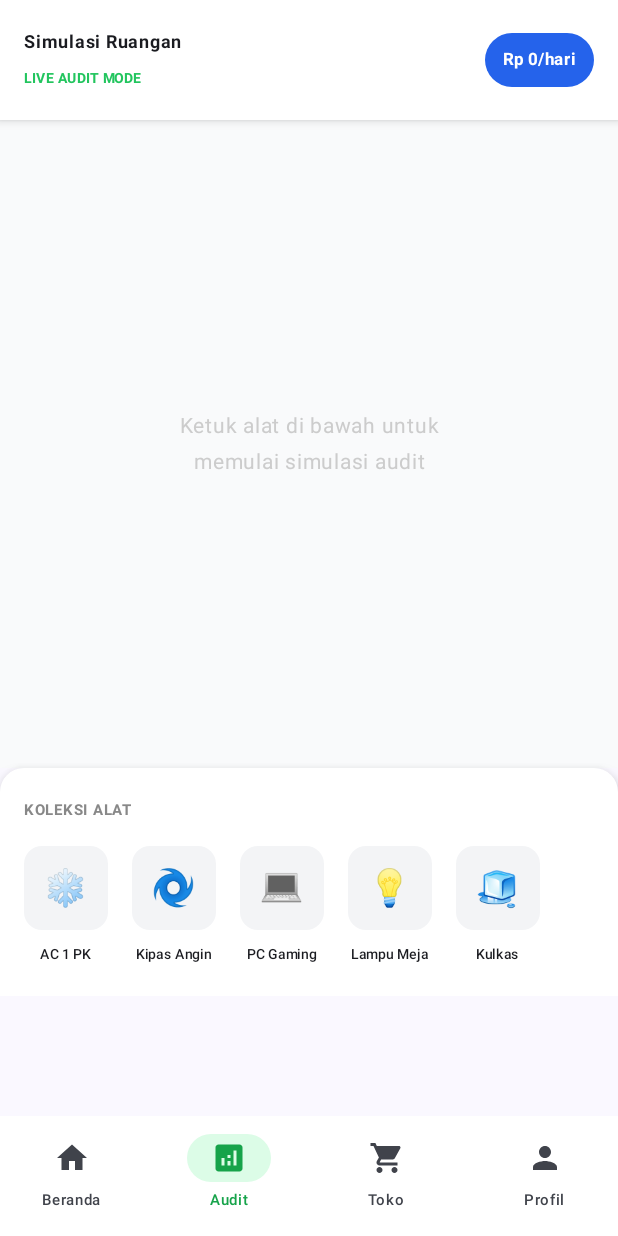
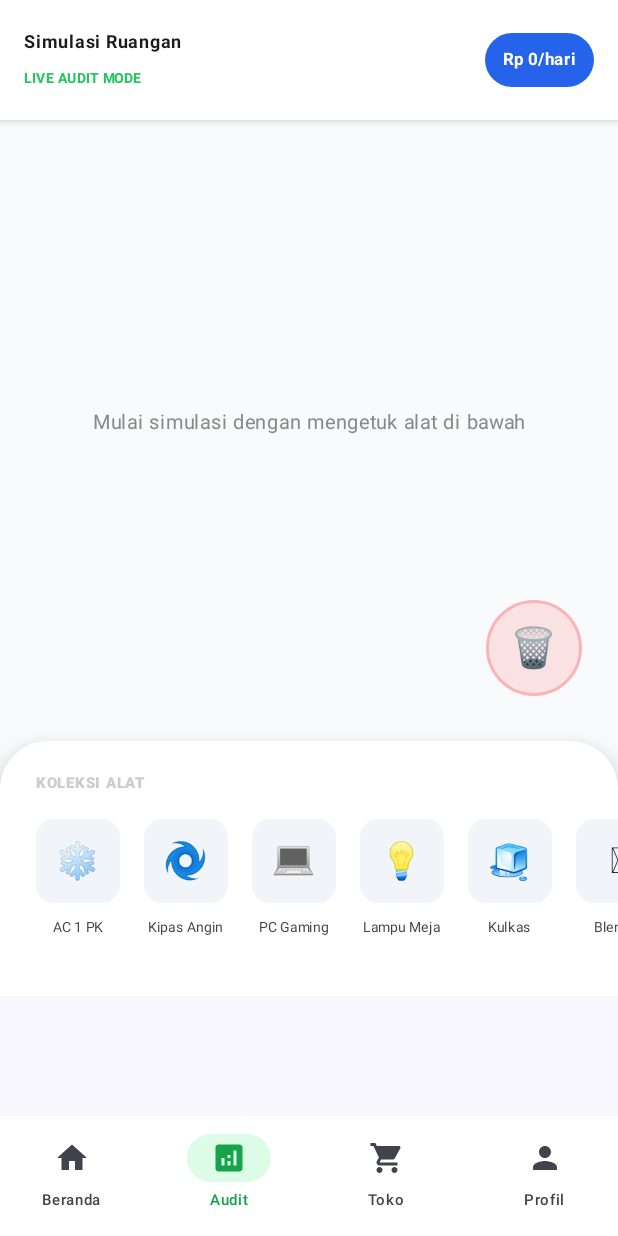
Before and after one commit to Hakureya/EnerSave-App, an Android app built with Jetpack Compose: the AuditScreen screen opened through its navigation route, on a phone screen of 412 x 824 dp. Run offline under Robolectric (Android 15) with nearby library versions, the light colour scheme and no system bars; our stand-ins replace Firebase (no records; nobody signed in at launch, a user with empty details on screens opened directly); libraries missing offline, so code that uses them is left out: io.github.sceneview, io.github.sceneview.loaders, io.github.sceneview.node, io.github.sceneview.rememberEngine, io.github.sceneview.rememberModelLoader and 1 more; 2 statements that could not run were skipped.

Commit message:
Update Halaman Audit menjadi model 3d

```diff
--- a/app/build.gradle.kts
+++ b/app/build.gradle.kts
@@ -73,4 +73,6 @@ dependencies {
     // Permission for Internet
     implementation("androidx.compose.runtime:runtime-livedata:1.5.0")
 
+    implementation("io.github.sceneview:sceneview:2.2.1")
+
 }
--- a/app/src/main/java/com/thunderstormhan/enersave/data/model/Appliance.kt
+++ b/app/src/main/java/com/thunderstormhan/enersave/data/model/Appliance.kt
@@ -9,7 +9,8 @@ data class Appliance(
     val isSwitchedOn: Boolean = true,
     // Tambahkan posisi awal (dalam DP atau Float)
     val positionX: Float = 0f,
-    val positionY: Float = 0f
+    val positionY: Float = 0f,
+    val modelPath: String = ""
 ) {
     // Menghitung estimasi biaya bulanan (Rp 1.500 per kWh)
     fun calculateMonthlyCost(): Long {
--- a/app/src/main/java/com/thunderstormhan/enersave/ui/screens/audit/AuditScreen.kt
+++ b/app/src/main/java/com/thunderstormhan/enersave/ui/screens/audit/AuditScreen.kt
@@ -1,5 +1,6 @@
 package com.thunderstormhan.enersave.ui.screens.audit
 
+import androidx.compose.animation.*
 import androidx.compose.foundation.clickable
 import androidx.compose.foundation.layout.*
 import androidx.compose.foundation.lazy.LazyRow
@@ -11,7 +12,6 @@ import androidx.compose.ui.Alignment
 import androidx.compose.ui.Modifier
 import androidx.compose.ui.graphics.Color
 import androidx.compose.ui.text.font.FontWeight
-import androidx.compose.ui.text.style.TextAlign
 import androidx.compose.ui.unit.dp
 import androidx.compose.ui.unit.sp
 import com.thunderstormhan.enersave.data.model.Appliance
@@ -19,68 +19,86 @@ import com.thunderstormhan.enersave.viewmodel.AuditViewModel
 
 @Composable
 fun AuditScreen(viewModel: AuditViewModel) {
+    // Holds whichever appliance the user tapped, to show the control sheet
     var selectedAppliance by remember { mutableStateOf<Appliance?>(null) }
+
     val activeList by viewModel.activeAppliances.collectAsState()
     val collection by viewModel.availableCollection.collectAsState()
 
     Scaffold(
-        topBar = {
-            AuditTopBar(viewModel = viewModel)
-        },
-        bottomBar = {
+        topBar = { AuditTopBar(viewModel = viewModel) }
+    ) { padding ->
+        Box(
+            modifier = Modifier
+                .fillMaxSize()
+                .padding(padding)
+        ) {
+
+            // --- LAYER 1: 3D Canvas ---
+            RoomCanvas(
+                activeAppliances = activeList,
+                onApplianceClick = { selectedAppliance = it },
+                onApplianceDrag = { id, dx, dy -> viewModel.updateAppliancePosition(id, dx, dy) },
+                onDelete = { id -> viewModel.removeApplianceFromCanvas(id) }
+            )
+
+            // --- LAYER 2: Empty state hint ---
+            AnimatedVisibility(
+                visible = activeList.isEmpty(),
+                modifier = Modifier
+                    .align(Alignment.Center)
+                    .padding(bottom = 180.dp),
+                enter = fadeIn(),
+                exit = fadeOut()
+            ) {
+                Text(
+                    text = "Mulai simulasi dengan mengetuk alat di bawah",
+                    color = Color.Gray,
+                    fontSize = 13.sp
+                )
+            }
+
+            // --- LAYER 3: Appliance collection panel (floating bottom) ---
             Surface(
-                shadowElevation = 8.dp,
+                modifier = Modifier
+                    .align(Alignment.BottomCenter)
+                    .fillMaxWidth()
+                    .height(170.dp),
                 color = Color.White,
-                shape = RoundedCornerShape(topStart = 16.dp, topEnd = 16.dp)
+                shadowElevation = 16.dp,
+                shape = RoundedCornerShape(topStart = 32.dp, topEnd = 32.dp)
             ) {
-                Column(modifier = Modifier.padding(16.dp).navigationBarsPadding()) {
-                    Text("KOLEKSI ALAT", fontSize = 10.sp, fontWeight = FontWeight.Bold, color = Color.Gray)
+                Column(
+                    modifier = Modifier
+                        .padding(top = 16.dp)
+                        .navigationBarsPadding()
+                ) {
+                    Text(
+                        text = "KOLEKSI ALAT",
+                        fontSize = 10.sp,
+                        fontWeight = FontWeight.ExtraBold,
+                        color = Color.LightGray,
+                        modifier = Modifier.padding(horizontal = 24.dp)
+                    )
                     Spacer(modifier = Modifier.height(12.dp))
-
                     LazyRow(
-                        modifier = Modifier.fillMaxWidth(),
-                        horizontalArrangement = Arrangement.spacedBy(16.dp)
+                        horizontalArrangement = Arrangement.spacedBy(16.dp),
+                        contentPadding = PaddingValues(horizontal = 24.dp)
                     ) {
-                        items(collection) { item ->
-                            Column(
-                                horizontalAlignment = Alignment.CenterHorizontally,
-                                modifier = Modifier.clickable { viewModel.addApplianceToCanvas(item) }
-                            ) {
-                                Surface(
-                                    modifier = Modifier.size(56.dp),
-                                    shape = RoundedCornerShape(12.dp),
-                                    color = Color(0xFFF3F4F6)
-                                ) {
-                                    Box(contentAlignment = Alignment.Center) {
-                                        Text(getEmojiForIcon(item.iconName), fontSize = 24.sp)
-                                    }
-                                }
-                                Spacer(modifier = Modifier.height(4.dp))
-                                Text(item.name, fontSize = 9.sp, fontWeight = FontWeight.Medium)
-                            }
+                        items(
+                            items = collection,
+                            key = { it.id } // Stable keys for LazyRow too
+                        ) { item ->
+                            ApplianceCollectionItem(
+                                item = item,
+                                onClick = { viewModel.addApplianceToCanvas(item) }
+                            )
                         }
                     }
                 }
             }
-        }
-    ) { padding ->
-        Box(modifier = Modifier.fillMaxSize().padding(padding)) {
-            RoomCanvas(
-                activeAppliances = activeList,
-                onApplianceClick = { selectedAppliance = it },
-                onApplianceDrag = { id, x, y -> viewModel.updateAppliancePosition(id, x, y) }
-            )
 
-            if (activeList.isEmpty()) {
-                Text(
-                    text = "Ketuk alat di bawah untuk\nmemulai simulasi audit",
-                    modifier = Modifier.align(Alignment.Center),
-                    textAlign = TextAlign.Center,
-                    color = Color.LightGray,
-                    fontSize = 14.sp
-                )
-            }
-
+            // --- LAYER 4: Appliance control sheet (topmost) ---
             selectedAppliance?.let { appliance ->
                 ApplianceControlSheet(
                     appliance = appliance,
@@ -94,3 +112,35 @@ fun AuditScreen(viewModel: AuditViewModel) {
         }
     }
 }
+
+// Extracted into its own composable to keep AuditScreen clean
+@Composable
+private fun ApplianceCollectionItem(
+    item: Appliance,
+    onClick: () -> Unit
+) {
+    Column(
+        horizontalAlignment = Alignment.CenterHorizontally,
+        modifier = Modifier.clickable { onClick() }
+    ) {
+        Surface(
+            modifier = Modifier.size(56.dp),
+            shape = RoundedCornerShape(12.dp),
+            color = Color(0xFFF1F5F9)
+        ) {
+            Box(contentAlignment = Alignment.Center) {
+                // Emoji preview kept lightweight — 3D only renders on the canvas
+                Text(
+                    text = getEmojiForIcon(item.iconName),
+                    fontSize = 24.sp
+                )
+            }
+        }
+        Spacer(modifier = Modifier.height(4.dp))
+        Text(
+            text = item.name,
+            fontSize = 9.sp,
+            color = Color.DarkGray
+        )
+    }
+}
--- a/app/src/main/java/com/thunderstormhan/enersave/ui/screens/audit/RoomCanvas.kt
+++ b/app/src/main/java/com/thunderstormhan/enersave/ui/screens/audit/RoomCanvas.kt
@@ -4,32 +4,68 @@ import androidx.compose.foundation.background
 import androidx.compose.foundation.clickable
 import androidx.compose.foundation.gestures.detectDragGestures
 import androidx.compose.foundation.layout.*
-import androidx.compose.foundation.shape.RoundedCornerShape
+import androidx.compose.foundation.shape.CircleShape
 import androidx.compose.material3.*
 import androidx.compose.runtime.*
 import androidx.compose.ui.Alignment
 import androidx.compose.ui.Modifier
+import androidx.compose.ui.geometry.Offset
+import androidx.compose.ui.geometry.Rect
 import androidx.compose.ui.graphics.Color
 import androidx.compose.ui.input.pointer.pointerInput
+import androidx.compose.ui.layout.boundsInWindow
+import androidx.compose.ui.layout.onGloballyPositioned
+import androidx.compose.ui.text.font.FontWeight
 import androidx.compose.ui.unit.IntOffset
 import androidx.compose.ui.unit.dp
 import androidx.compose.ui.unit.sp
 import com.thunderstormhan.enersave.data.model.Appliance
+import io.github.sceneview.Scene
+import io.github.sceneview.loaders.ModelLoader
+import io.github.sceneview.node.ModelNode
+import io.github.sceneview.rememberEngine
+import io.github.sceneview.rememberModelLoader
+import io.github.sceneview.rememberNodes
 import kotlin.math.roundToInt
 
 @Composable
 fun RoomCanvas(
     activeAppliances: List<Appliance>,
     onApplianceClick: (Appliance) -> Unit,
-    onApplianceDrag: (String, Float, Float) -> Unit // Callback baru untuk drag
+    onApplianceDrag: (String, Float, Float) -> Unit,
+    onDelete: (String) -> Unit
 ) {
+    val engine = rememberEngine()
+    val modelLoader = rememberModelLoader(engine)
+    var trashBounds by remember { mutableStateOf(Rect.Zero) }
+
     Box(
         modifier = Modifier
             .fillMaxSize()
-            .background(Color(0xFFF9FAFB)) // gray-50
+            .background(Color(0xFFF9FAFB))
     ) {
+
+        // --- LAYER 1: TRASH BUTTON ---
+        Surface(
+            modifier = Modifier
+                .align(Alignment.BottomEnd)
+                .padding(bottom = 200.dp, end = 24.dp)
+                .size(64.dp)
+                .onGloballyPositioned { coords ->
+                    trashBounds = coords.boundsInWindow()
+                },
+            shape = CircleShape,
+            color = Color.Red.copy(alpha = 0.1f),
+            border = androidx.compose.foundation.BorderStroke(2.dp, Color.Red.copy(alpha = 0.2f))
+        ) {
+            Box(contentAlignment = Alignment.Center) {
+                Text("🗑️", fontSize = 26.sp)
+            }
+        }
+
+        // --- LAYER 2: APPLIANCES ---
         activeAppliances.forEach { appliance ->
-            // Wrapper untuk setiap item agar bisa di-drag
+            key(appliance.id) {
                 Box(
                     modifier = Modifier
                         .offset {
@@ -38,72 +74,120 @@ fun RoomCanvas(
                                 appliance.positionY.roundToInt()
                             )
                         }
-                    .pointerInput(Unit) {
-                        detectDragGestures { change, dragAmount ->
+                        .pointerInput(appliance.id) {
+                            detectDragGestures(
+                                onDragEnd = {
+                                    val center = Offset(
+                                        appliance.positionX,
+                                        appliance.positionY
+                                    )
+                                    if (trashBounds.contains(center)) {
+                                        onDelete(appliance.id)
+                                    }
+                                }
+                            ) { change, dragAmount ->
                                 change.consume()
-                            // Kirim perubahan posisi ke ViewModel
                                 onApplianceDrag(appliance.id, dragAmount.x, dragAmount.y)
                             }
                         }
                 ) {
-                IsoItem(
+                    ThreeDItem(
                         appliance = appliance,
-                    modifier = Modifier.padding(8.dp),
+                        engine = engine,
+                        modelLoader = modelLoader,
                         onClick = { onApplianceClick(appliance) }
                     )
                 }
             }
         }
     }
+}
 
 @Composable
-fun IsoItem(
+fun ThreeDItem(
     appliance: Appliance,
-    modifier: Modifier = Modifier,
+    engine: com.google.android.filament.Engine,
+    modelLoader: ModelLoader,
     onClick: () -> Unit
 ) {
-    Column(
-        modifier = modifier,
-        horizontalAlignment = Alignment.CenterHorizontally
+    // iconName is now "folder/filename" e.g. "AC/air_conditioner"
+    // We append .glb here so the ViewModel stays clean
+    val glbPath = "models/${appliance.iconName}.glb"
+
+    val modelInstance = remember(glbPath) {
+        modelLoader.createModelInstance(assetFileLocation = glbPath)
+    }
+
+    Column(horizontalAlignment = Alignment.CenterHorizontally) {
+        Box(
+            modifier = Modifier
+                .size(100.dp)
+                .clickable { onClick() }
         ) {
-        Box(
-            contentAlignment = Alignment.TopEnd,
-            modifier = Modifier.size(80.dp).padding(4.dp)
-        ) {
+            if (modelInstance == null) {
+                // .glb not found — show emoji fallback
+                Text(
+                    text = getEmojiForIcon(appliance.iconName),
+                    fontSize = 40.sp,
+                    modifier = Modifier.align(Alignment.Center)
+                )
+            } else {
+                Scene(
+                    modifier = Modifier.fillMaxSize(),
+                    engine = engine,
+                    modelLoader = modelLoader,
+                    childNodes = rememberNodes {
+                        add(
+                            ModelNode(
+                                modelInstance = modelInstance,
+                                autoAnimate = false,
+                                scaleToUnits = 1.0f
+                            )
+                        )
+                    }
+                )
+            }
+
+            // Power status dot
+            val isActive = appliance.hourUsage > 0
             Surface(
-                modifier = Modifier.fillMaxSize().clickable { onClick() },
-                shape = RoundedCornerShape(16.dp),
-                color = Color.White,
-                shadowElevation = 6.dp
-            ) {
-                Box(contentAlignment = Alignment.Center) {
-                    Text(getEmojiForIcon(appliance.iconName), fontSize = 32.sp)
+                modifier = Modifier
+                    .size(12.dp)
+                    .align(Alignment.TopEnd)
+                    .offset(x = (-4).dp, y = 4.dp),
+                shape = CircleShape,
+                color = if (isActive) Color(0xFF22C55E) else Color(0xFFEF4444),
+                border = androidx.compose.foundation.BorderStroke(1.5.dp, Color.White)
+            ) {}
+        }
+
+        Text(
+            text = appliance.name,
+            fontSize = 9.sp,
+            color = Color.DarkGray,
+            fontWeight = FontWeight.Bold
+        )
     }
 }
 
-            // Indikator Status
-            val isActive = appliance.hourUsage > 0
-            Surface(
-                modifier = Modifier.size(14.dp).offset(x = 2.dp, y = (-2).dp),
-                shape = RoundedCornerShape(50),
-                color = if (isActive) Color(0xFF22C55E) else Color(0xFFEF4444),
-                border = androidx.compose.foundation.BorderStroke(2.dp, Color.White)
-            ) {}
-        }
-        Text(appliance.name, fontSize = 10.sp, color = Color.Gray)
+// Used for emoji fallback — matches the folder name part of iconName
+fun getEmojiForIcon(iconName: String): String {
+    val folder = iconName.substringBefore("/").lowercase()
+    return when (folder) {
+        "ac"             -> "❄️"
+        "fan",
+        "ceiling_fan"    -> "🌀"
+        "computer"       -> "💻"
+        "light"          -> "💡"
+        "fridge"         -> "🧊"
+        "blender"        -> "🫙"
+        "hair_dryer"     -> "💨"
+        "iron"           -> "👕"
+        "printer"        -> "🖨️"
+        "rice_cooker"    -> "🍚"
+        "security_camera"-> "📷"
+        "tv"             -> "📺"
+        "washing_machine"-> "🫧"
+        else             -> "🔌"
     }
 }
-
-// Fungsi pembantu untuk menentukan icon visual (Sesuai dengan pembahasan sebelumnya)
-fun getEmojiForIcon(iconName: String): String {
-    return when (iconName.lowercase()) {
-        "wind", "ac" -> "❄️"
-        "tv", "television" -> "📺"
-        "fan" -> "🌀"
-        "computer", "pc" -> "💻"
-        "lightbulb", "lamp" -> "💡"
-        "snowflake", "fridge" -> "🧊"
-        "bolt" -> "⚡"
-        else -> "🔌"
-    }
-}
--- a/app/src/main/java/com/thunderstormhan/enersave/viewmodel/AuditViewModel.kt
+++ b/app/src/main/java/com/thunderstormhan/enersave/viewmodel/AuditViewModel.kt
@@ -17,19 +17,24 @@ class AuditViewModel(
 
     private val db = FirebaseFirestore.getInstance()
 
-    // Daftar alat aktif di canvas
     private val _activeAppliances = MutableStateFlow<List<Appliance>>(emptyList())
     val activeAppliances: StateFlow<List<Appliance>> = _activeAppliances.asStateFlow()
 
     private val _totalDailyCost = MutableStateFlow(0L)
     val totalDailyCost: StateFlow<Long> = _totalDailyCost.asStateFlow()
-    // Koleksi alat yang bisa dipilih
+
     private val _availableCollection = MutableStateFlow(listOf(
-        Appliance("id_ac", "AC 1 PK", 800, 0f, "wind", true, 100f, 100f),
-        Appliance("id_kipas", "Kipas Angin", 45, 0f, "fan", true, 150f, 150f),
-        Appliance("id_pc", "PC Gaming", 450, 0f, "computer", true, 200f, 200f),
-        Appliance("id_lampu", "Lampu Meja", 15, 0f, "lightbulb", true, 250f, 250f),
-        Appliance("id_kulkas", "Kulkas", 120, 0f, "snowflake", true, 300f, 300f)
+        // iconName now stores "folder/filename.glb" to match your assets structure exactly
+        Appliance("id_ac",           "AC 1 PK",       800, 0f, "AC/air_conditioner",     true, 100f, 100f),
+        Appliance("id_kipas",        "Kipas Angin",    45,  0f, "fan/fan",                true, 150f, 150f),
+        Appliance("id_pc",           "PC Gaming",      450, 0f, "computer/computer",      true, 200f, 200f),
+        Appliance("id_lampu",        "Lampu Meja",     15,  0f, "light/light_bulb",       true, 250f, 250f),
+        Appliance("id_kulkas",       "Kulkas",         120, 0f, "fridge/fridge",          true, 300f, 300f),
+        Appliance("id_blender",      "Blender",        300, 0f, "blender/blender",        true, 350f, 100f),
+        Appliance("id_ceiling_fan",  "Kipas Plafon",   50,  0f, "ceiling_fan/ceiling_fan",true, 400f, 150f),
+        Appliance("id_hair_dryer",   "Hair Dryer",     1200,0f, "hair_dryer/hair_dryer",  true, 450f, 200f),
+        Appliance("id_iron",         "Setrika",        1000,0f, "iron/iron",              true, 500f, 250f),
+        Appliance("id_printer",      "Printer",        50,  0f, "printer/printer",        true, 550f, 300f)
     ))
     val availableCollection = _availableCollection.asStateFlow()
 
@@ -39,10 +44,14 @@ class AuditViewModel(
 
     fun addApplianceToCanvas(appliance: Appliance) {
         val newAppliance = appliance.copy(id = java.util.UUID.randomUUID().toString())
-        val currentList = _activeAppliances.value.toMutableList()
-        currentList.add(newAppliance)
-        _activeAppliances.value = currentList
+        _activeAppliances.value = _activeAppliances.value + newAppliance
         saveToFirestore(newAppliance)
+    }
+
+    fun removeApplianceFromCanvas(id: String) {
+        _activeAppliances.value = _activeAppliances.value.filter { it.id != id }
+        refreshTotalCost()
+        deleteFromFirestore(id)
     }
 
     fun updateAppliancePosition(id: String, dragAmountX: Float, dragAmountY: Float) {
@@ -66,8 +75,6 @@ class AuditViewModel(
             val updated = currentList[index].copy(hourUsage = newHours)
             currentList[index] = updated
             _activeAppliances.value = currentList
-
-            // PENTING: Hitung ulang total biaya setelah data berubah
             refreshTotalCost()
             saveToFirestore(updated)
         }
@@ -80,6 +87,13 @@ class AuditViewModel(
         }
     }
 
+    fun refreshTotalCost() {
+        val tarifPerKwh = 1500
+        _totalDailyCost.value = _activeAppliances.value.sumOf { appliance ->
+            ((appliance.watt * appliance.hourUsage) / 1000 * tarifPerKwh).toLong()
+        }
+    }
+
     private fun saveToFirestore(appliance: Appliance) {
         val userId = authRepository.currentUser?.uid ?: return
         viewModelScope.launch {
@@ -87,13 +101,21 @@ class AuditViewModel(
                 db.collection("users").document(userId)
                     .collection("user_appliances").document(appliance.id)
                     .set(appliance).await()
-            } catch (e: Exception) {
-                // Log error
-            }
+            } catch (e: Exception) { }
         }
     }
 
-    // Di dalam AuditViewModel.kt
+    private fun deleteFromFirestore(id: String) {
+        val userId = authRepository.currentUser?.uid ?: return
+        viewModelScope.launch {
+            try {
+                db.collection("users").document(userId)
+                    .collection("user_appliances").document(id)
+                    .delete().await()
+            } catch (e: Exception) { }
+        }
+    }
+
     private fun loadAppliancesFromFirestore() {
         val userId = authRepository.currentUser?.uid ?: return
         viewModelScope.launch {
@@ -102,24 +124,10 @@ class AuditViewModel(
                     .collection("user_appliances").get().await()
                 val list = snapshot.toObjects(Appliance::class.java)
                 _activeAppliances.value = list
-
-                // PENTING: Hitung ulang biaya setelah data dari Firebase masuk
                 refreshTotalCost()
             } catch (e: Exception) {
                 _activeAppliances.value = emptyList()
             }
         }
     }
-
-    // Buat fungsi untuk memperbarui total biaya
-    fun refreshTotalCost() {
-        val tarifPerKwh = 1500
-        _totalDailyCost.value = _activeAppliances.value.sumOf { appliance ->
-            // Rumus: (Watt * Jam / 1000) * Tarif
-            ((appliance.watt * appliance.hourUsage) / 1000 * tarifPerKwh).toLong()
-        }
-    }
-
-    // Update fungsi updateApplianceUsage agar memicu perhitungan ulang
-
 }
```
Also changed, not shown: 15 other files. Lines whose indentation alone changed are shown as unchanged.
